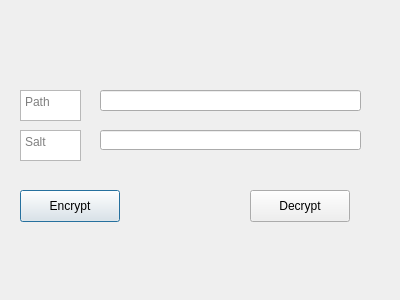
First picture: the form in gui/main.ui, repository VisanCristian/Encrypt-IT, before the edit.
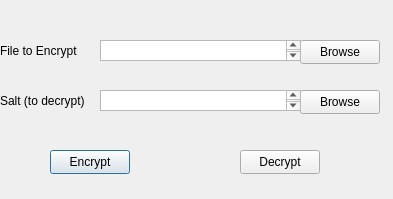
Second picture: the form after the edit.

Patch:
```diff
--- a/gui/main.ui
+++ b/gui/main.ui
@@ -6,85 +6,111 @@
    <rect>
     <x>0</x>
     <y>0</y>
-    <width>400</width>
-    <height>300</height>
+    <width>393</width>
+    <height>199</height>
    </rect>
   </property>
   <property name="windowTitle">
    <string>Dialog</string>
   </property>
+  <widget class="QLabel" name="label">
+   <property name="geometry">
+    <rect>
+     <x>0</x>
+     <y>40</y>
+     <width>101</width>
+     <height>21</height>
+    </rect>
+   </property>
+   <property name="text">
+    <string>File to Encrypt</string>
+   </property>
+  </widget>
+  <widget class="QLabel" name="label_2">
+   <property name="geometry">
+    <rect>
+     <x>0</x>
+     <y>90</y>
+     <width>111</width>
+     <height>21</height>
+    </rect>
+   </property>
+   <property name="text">
+    <string>Salt (to decrypt)</string>
+   </property>
+  </widget>
   <widget class="QPushButton" name="pushButton">
    <property name="geometry">
     <rect>
-     <x>20</x>
-     <y>190</y>
-     <width>100</width>
-     <height>32</height>
+     <x>50</x>
+     <y>150</y>
+     <width>80</width>
+     <height>24</height>
     </rect>
    </property>
    <property name="text">
     <string>Encrypt</string>
    </property>
   </widget>
-  <widget class="QLineEdit" name="lineEdit">
+  <widget class="QPushButton" name="pushButton_3">
    <property name="geometry">
     <rect>
-     <x>100</x>
-     <y>90</y>
-     <width>261</width>
-     <height>21</height>
+     <x>300</x>
+     <y>40</y>
+     <width>80</width>
+     <height>24</height>
     </rect>
    </property>
+   <property name="text">
+    <string>Browse</string>
+   </property>
   </widget>
-  <widget class="QTextEdit" name="textEdit">
+  <widget class="QPushButton" name="pushButton_4">
    <property name="geometry">
     <rect>
-     <x>20</x>
+     <x>300</x>
      <y>90</y>
-     <width>61</width>
-     <height>31</height>
+     <width>80</width>
+     <height>24</height>
     </rect>
    </property>
-   <property name="placeholderText">
-    <string>Path</string>
-   </property>
-  </widget>
-  <widget class="QLineEdit" name="lineEdit_2">
-   <property name="geometry">
-    <rect>
-     <x>100</x>
-     <y>130</y>
-     <width>261</width>
-     <height>20</height>
-    </rect>
-   </property>
-  </widget>
-  <widget class="QTextEdit" name="textEdit_2">
-   <property name="geometry">
-    <rect>
-     <x>20</x>
-     <y>130</y>
-     <width>61</width>
-     <height>31</height>
-    </rect>
-   </property>
-   <property name="placeholderText">
-    <string>Salt</string>
+   <property name="text">
+    <string>Browse</string>
    </property>
   </widget>
   <widget class="QPushButton" name="pushButton_2">
    <property name="geometry">
     <rect>
-     <x>250</x>
-     <y>190</y>
-     <width>100</width>
-     <height>32</height>
+     <x>240</x>
+     <y>150</y>
+     <width>80</width>
+     <height>24</height>
     </rect>
    </property>
    <property name="text">
     <string>Decrypt</string>
    </property>
   </widget>
+  <widget class="QTextEdit" name="textEdit">
+   <property name="geometry">
+    <rect>
+     <x>100</x>
+     <y>40</y>
+     <width>201</width>
+     <height>21</height>
+    </rect>
+   </property>
+  </widget>
+  <widget class="QTextEdit" name="textEdit_2">
+   <property name="geometry">
+    <rect>
+     <x>100</x>
+     <y>90</y>
+     <width>201</width>
+     <height>21</height>
+    </rect>
+   </property>
+  </widget>
  </widget>
  <resources/>
  <connections/>
```
Left out of the diff: 4 changed lines with no effect on the pictures.
